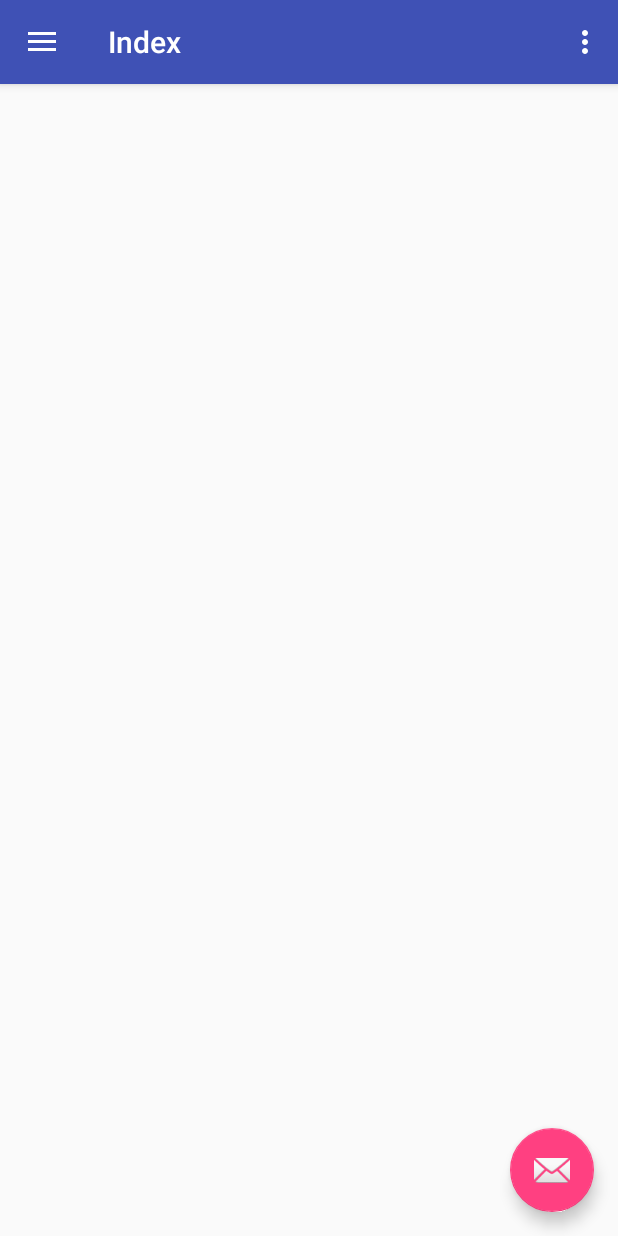
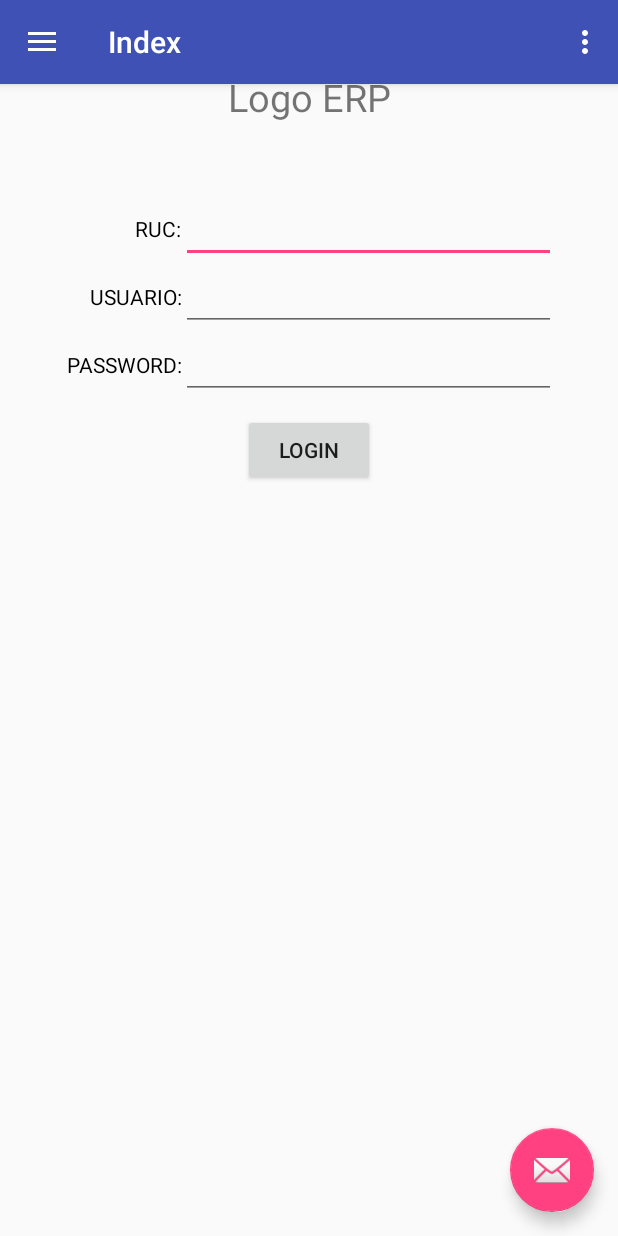
Before and after one commit to AugustCS/CRUD1, an Android app: the Index screen opened directly, with no data from a screen before it, on a phone screen of 412 x 824 dp. Run offline under Robolectric (Android 15) with nearby library versions, the phone set to English and light mode, and no system bars.

Commit message:
Preparacion para login
Codigos para login y conectar a sql

```diff
--- /dev/null
+++ b/app/src/main/java/com/debugia/crudinicial/ConexionSQL.java
@@ -0,0 +1,41 @@
+package com.debugia.crudinicial;
+
+import java.util.ArrayList;
+
+public class ConexionSQL {
+
+
+    ArrayList nicks = new ArrayList<String>();
+
+    public Boolean VerificarIngreso(String RUC, String Usuario, String Clave) {
+/*
+
+        try {
+            Class.forName("net.sourceforge.jtds.jdbc.Driver");
+            Connection conn = DriverManager.getConnection("192.168.1.111\SQLSERVER2008R2\
+                    Bd_Consultoria_2015", "sa", "Solu123456
+                    ");
+
+                    String stsql = "select * from Hcliente where RUC='' and Usuario='' and Clave='' and Estado=''";
+
+            Statement st = conn.createStatement();
+            ResultSet rs = st.executeQuery(stsql);
+
+            while(rs.next()){
+                nicks.add(rs.getString("Name"));
+            }
+
+            conn.close();
+            if(nicks.Rows.count>0)
+                return true;
+
+        }catch (SQLException se) {
+            System.out.println("No se puede conectar. Error: " + se.toString());
+        } catch (ClassNotFoundException e) {
+            System.out.println("No se encuentra la clase. Error: " + e.getMessage());
+        }
+        return false;
+        */
+        return false;
+    }
+}
--- a/app/src/main/java/com/debugia/crudinicial/Index.java
+++ b/app/src/main/java/com/debugia/crudinicial/Index.java
@@ -3,6 +3,9 @@ package com.debugia.crudinicial;
 import android.os.Bundle;
 import android.support.design.widget.FloatingActionButton;
 import android.support.design.widget.Snackbar;
+import android.support.v4.app.Fragment;
+import android.support.v4.app.FragmentManager;
+import android.support.v4.app.FragmentTransaction;
 import android.view.View;
 import android.support.design.widget.NavigationView;
 import android.support.v4.view.GravityCompat;
@@ -40,6 +43,10 @@ public class Index extends AppCompatActivity
 
         NavigationView navigationView = (NavigationView) findViewById(R.id.nav_view);
         navigationView.setNavigationItemSelectedListener(this);
+
+
+        Fragment fragment= new Login();
+        CambiarFragment(fragment);
     }
 
     @Override
@@ -94,4 +101,12 @@ public class Index extends AppCompatActivity
         drawer.closeDrawer(GravityCompat.START);
         return true;
     }
+    public void CambiarFragment(Fragment fragment){
+        FragmentManager fragmentManager = getSupportFragmentManager();
+
+        FragmentTransaction fragmentTransaction = fragmentManager.beginTransaction();
+        fragmentTransaction.replace(R.id.frag_contenedor, fragment);
+        fragmentTransaction.addToBackStack(null);
+        fragmentTransaction.commit();
+    }
 }
--- a/app/src/main/java/com/debugia/crudinicial/Login.java
+++ b/app/src/main/java/com/debugia/crudinicial/Login.java
@@ -9,9 +9,16 @@ import android.support.v4.app.FragmentTransaction;
 import android.view.LayoutInflater;
 import android.view.View;
 import android.view.ViewGroup;
+import android.widget.Button;
+import android.widget.EditText;
+import android.widget.Switch;
 
 
-public class Login extends Fragment {
+public class Login extends Fragment implements View.OnClickListener {
+    Button b_ingresar;
+    EditText et_ruc,et_usuario,et_clave;
+    ConexionSQL conexionSQL= new ConexionSQL();
+
 
     public Login() {
         // Required empty public constructor
@@ -25,8 +32,15 @@ public class Login extends Fragment {
     @Override
     public View onCreateView(LayoutInflater inflater, ViewGroup container,
                              Bundle savedInstanceState) {
-        // Inflate the layout for this fragment
-        return inflater.inflate(R.layout.fragment_login, container, false);
+        View view=inflater.inflate(R.layout.fragment_login, container, false);
+        b_ingresar=view.findViewById(R.id.b_ingresar);
+        et_ruc=view.findViewById(R.id.et_ruc);
+        et_usuario=view.findViewById(R.id.et_usuario);
+        et_clave=view.findViewById(R.id.et_clave);
+
+        b_ingresar.setOnClickListener(this);
+        return  view;
+
     }
 
     public void CambiarFragment(Fragment fragment){
@@ -36,4 +50,17 @@ public class Login extends Fragment {
         fragmentTransaction.addToBackStack(null);
         fragmentTransaction.commit();
     }
+
+    @Override
+    public void onClick(View v) {
+        Fragment fragment;
+        switch(v.getId()){
+            case (R.id.b_ingresar):
+                if(conexionSQL.VerificarIngreso(et_ruc.getText().toString(),et_usuario.getText().toString(),et_clave.getText().toString())){
+                    fragment= new MenuPrincipal();
+                    CambiarFragment(fragment);
+                }
+                break;
+        }
+    }
 }
--- a/app/src/main/java/com/debugia/crudinicial/MenuPrincipal.java
+++ b/app/src/main/java/com/debugia/crudinicial/MenuPrincipal.java
@@ -23,7 +23,9 @@ public class MenuPrincipal extends Fragment {
     public View onCreateView(LayoutInflater inflater, ViewGroup container,
                              Bundle savedInstanceState) {
         // Inflate the layout for this fragment
-        return inflater.inflate(R.layout.fragment_menu_principal, container, false);
+        View view=inflater.inflate(R.layout.fragment_menu_principal, container, false);
+
+        return  view;
     }
 
 }
--- a/app/src/main/res/layout/fragment_login.xml
+++ b/app/src/main/res/layout/fragment_login.xml
@@ -41,11 +41,12 @@
                     android:textColor="@color/colorBlack"
                     android:textAlignment="textEnd"
                     />
+
                 <EditText
+                    android:id="@+id/et_ruc"
                     android:layout_width="250dp"
-                    android:textColor="@color/colorBlack"
                     android:layout_height="wrap_content"
-                    />
+                    android:textColor="@color/colorBlack" />
             </LinearLayout>
 
             <LinearLayout
@@ -62,11 +63,12 @@
                     android:textColor="@color/colorBlack"
                     android:textAlignment="textEnd"
                     />
+
                 <EditText
+                    android:id="@+id/et_usuario"
                     android:layout_width="250dp"
-                    android:textColor="@color/colorBlack"
                     android:layout_height="wrap_content"
-                    />
+                    android:textColor="@color/colorBlack" />
             </LinearLayout>
 
             <LinearLayout
@@ -83,19 +85,21 @@
                     android:textColor="@color/colorBlack"
                     android:textAlignment="textEnd"
                     />
+
                 <EditText
+                    android:id="@+id/et_clave"
                     android:layout_width="250dp"
-                    android:textColor="@color/colorBlack"
                     android:layout_height="wrap_content"
-                    />
+                    android:textColor="@color/colorBlack" />
             </LinearLayout>
 
             <Button
+                android:id="@+id/b_ingresar"
                 android:layout_width="wrap_content"
                 android:layout_height="wrap_content"
-                android:text="@string/login"
+                android:layout_gravity="center_horizontal"
                 android:layout_marginTop="10dp"
-                android:layout_gravity="center_horizontal"/>
+                android:text="@string/login" />
         </LinearLayout>
     </ScrollView>
 
--- /dev/null
+++ b/jtds-1.3.1/build.gradle
@@ -0,0 +1,2 @@
+configurations.maybeCreate("default")
+artifacts.add("default", file('jtds-1.3.1.jar'))
--- a/settings.gradle
+++ b/settings.gradle
@@ -1 +1 @@
-include ':app'
+include ':app', ':jtds-1.3.1'
```
Also changed, not shown: 1 other file.
